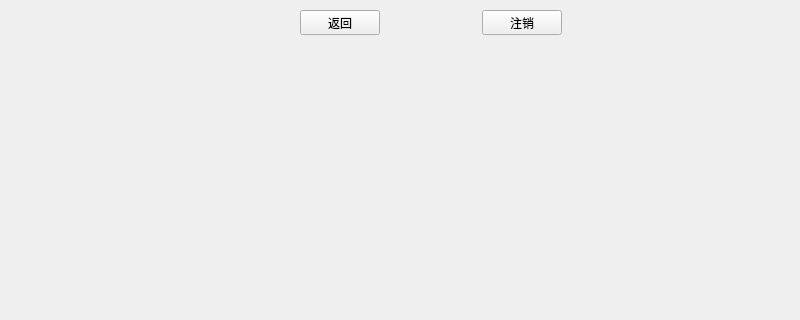
First picture: the form in QtLab3/masterview.ui, repository eriLzzx/eri-Qt-learning, before the edit; both pictures show x 0 to 800 and y 0 to 320 of the 800 by 600 pixel window.
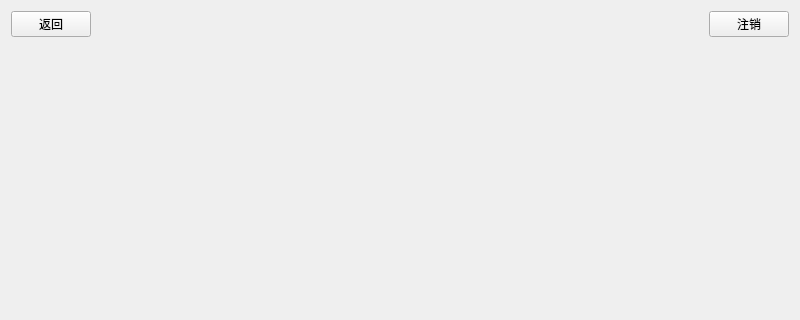
Second picture: the form after the edit.

Commit message: step3 Widget transform Finished

What changed in the file:
```diff
--- a/QtLab3/masterview.ui
+++ b/QtLab3/masterview.ui
@@ -13,25 +13,8 @@
   <property name="windowTitle">
    <string>masterView</string>
   </property>
-  <widget class="QStackedWidget" name="stackedWidget">
-   <property name="geometry">
-    <rect>
-     <x>280</x>
-     <y>60</y>
-     <width>479</width>
-     <height>377</height>
-    </rect>
-   </property>
-  </widget>
-  <widget class="QWidget" name="layoutWidget">
-   <property name="geometry">
-    <rect>
-     <x>300</x>
-     <y>10</y>
-     <width>262</width>
-     <height>25</height>
-    </rect>
-   </property>
+  <layout class="QGridLayout" name="gridLayout_2">
+   <item row="0" column="0">
    <layout class="QGridLayout" name="gridLayout">
     <item row="0" column="0">
      <widget class="QPushButton" name="btBack">
@@ -81,7 +64,11 @@
      </widget>
     </item>
    </layout>
-  </widget>
+   </item>
+   <item row="1" column="0">
+    <widget class="QStackedWidget" name="stackedWidget"/>
+   </item>
+  </layout>
  </widget>
  <resources/>
  <connections/>
```
Lines whose indentation alone changed are shown as unchanged. The commit also changes 7 other files.
